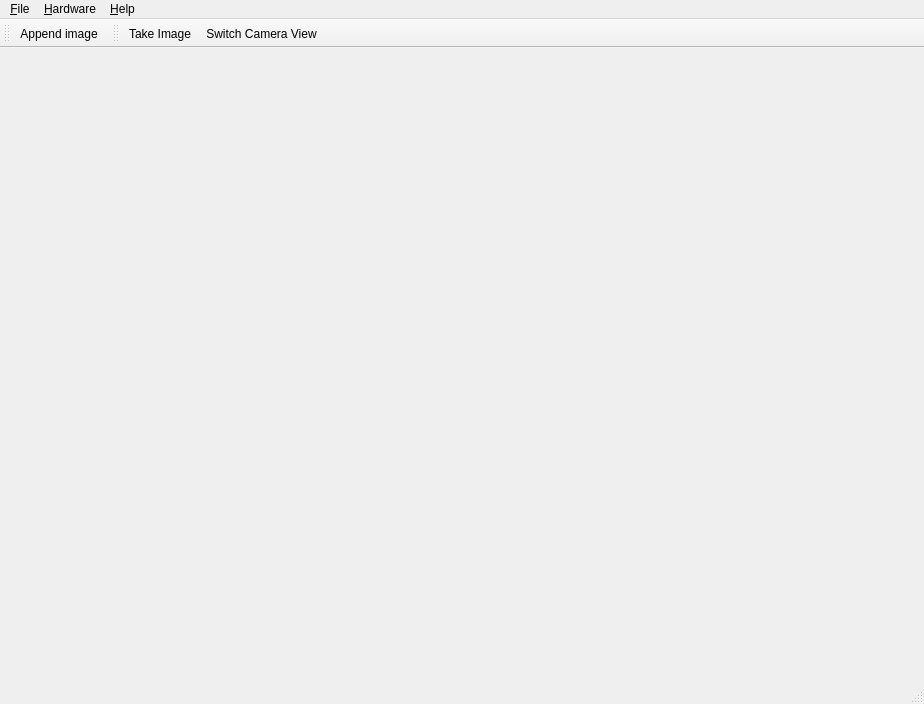
Above: ui/mainwin.ui from Christian-Kr/microscope before the change. Below: the same form after it.
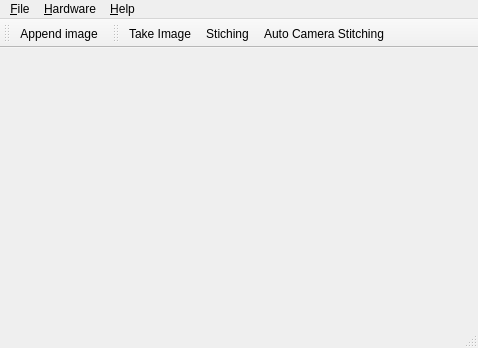
That is the form after the change.

Patch:
```diff
--- a/ui/mainwin.ui
+++ b/ui/mainwin.ui
@@ -6,8 +6,8 @@
    <rect>
     <x>0</x>
     <y>0</y>
-    <width>924</width>
-    <height>704</height>
+    <width>478</width>
+    <height>348</height>
    </rect>
   </property>
   <property name="windowTitle">
@@ -19,7 +19,7 @@
     <rect>
      <x>0</x>
      <y>0</y>
-     <width>924</width>
+     <width>478</width>
      <height>18</height>
     </rect>
    </property>
@@ -86,7 +86,8 @@
     <bool>false</bool>
    </attribute>
    <addaction name="actTakeImage"/>
-   <addaction name="actSwitchCameraView"/>
+   <addaction name="actStiching"/>
+   <addaction name="actAutoCamStit"/>
   </widget>
   <action name="actTakeImage">
    <property name="text">
```
